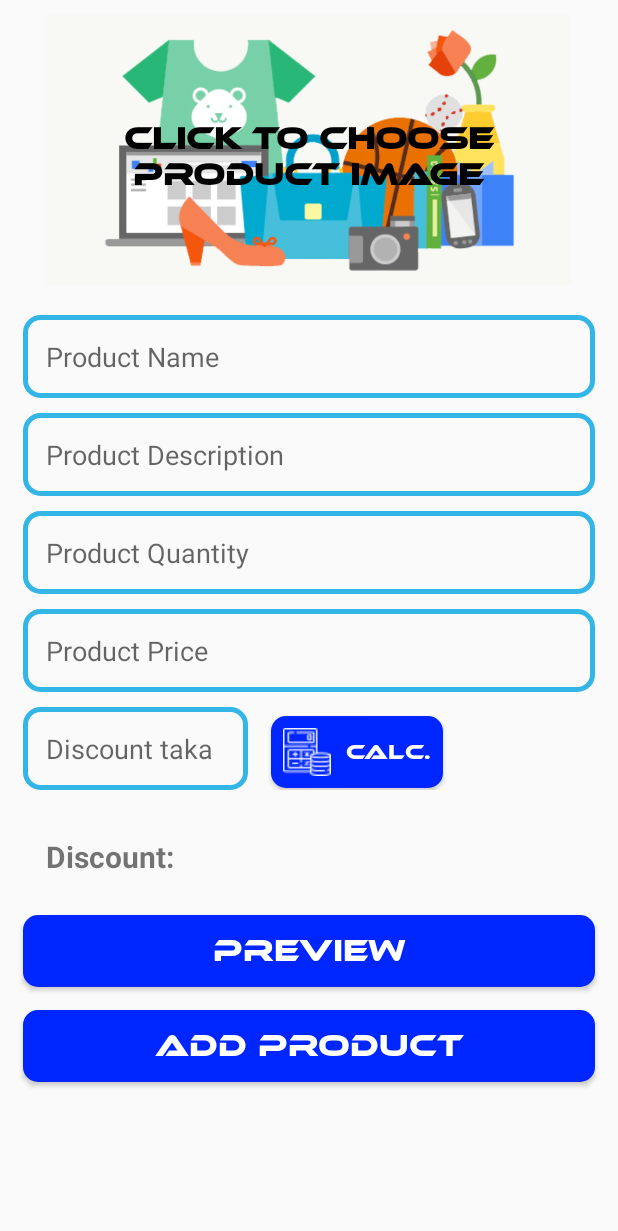
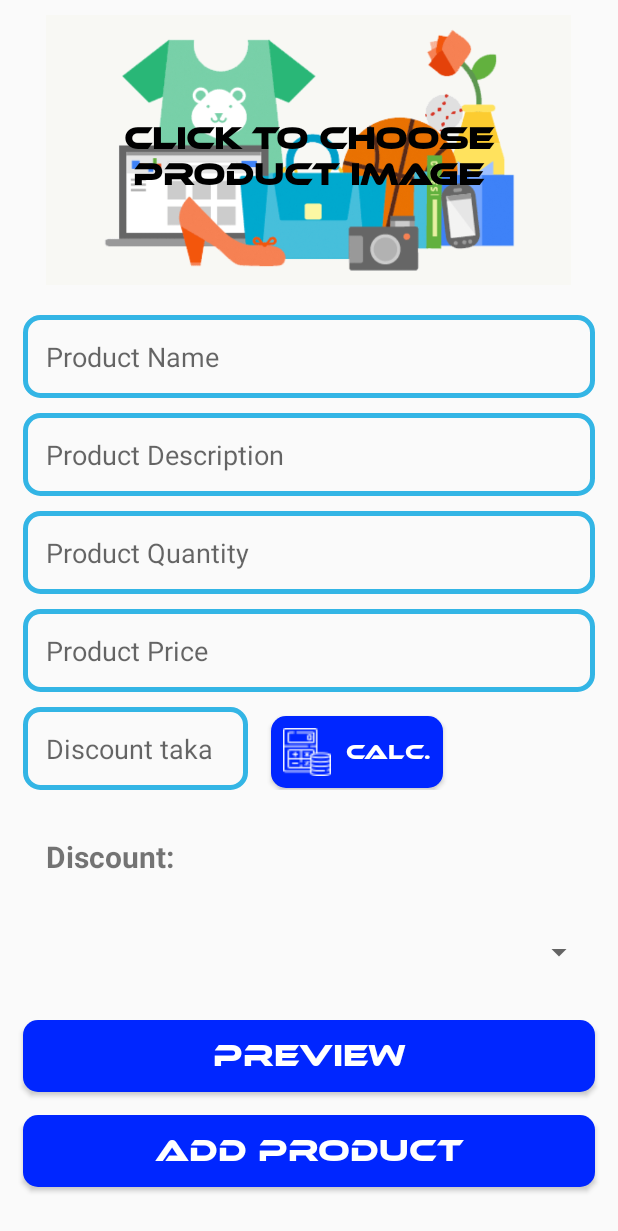
Before and after one commit to Amimul1234/OwoSuperAdmin, an Android app: the SingleProductAddActivity screen opened directly, with no data from a screen before it, on a phone screen of 412 x 824 dp. Shown: the top 1231 px of the screen. Run offline under Robolectric (Android 15) with nearby library versions, the phone set to English and light mode, and no system bars; our stand-ins replace Firebase (no records; nobody signed in at launch, a user with empty details on screens opened directly); pictures from the network do not load; 1 statement that could not run was skipped.

Commit message:
Gonna change sub_category to sql database.

```diff
--- a/app/src/main/java/com/owosuperadmin/owoshop/SingleProductAddActivity.java
+++ b/app/src/main/java/com/owosuperadmin/owoshop/SingleProductAddActivity.java
@@ -6,9 +6,11 @@ import android.net.Uri;
 import android.os.Bundle;
 import android.text.TextUtils;
 import android.view.View;
+import android.widget.ArrayAdapter;
 import android.widget.Button;
 import android.widget.EditText;
 import android.widget.ImageView;
+import android.widget.Spinner;
 import android.widget.TextView;
 import android.widget.Toast;
 
@@ -20,18 +22,25 @@ import com.google.android.gms.tasks.OnCompleteListener;
 import com.google.android.gms.tasks.OnFailureListener;
 import com.google.android.gms.tasks.OnSuccessListener;
 import com.google.android.gms.tasks.Task;
+import com.google.firebase.database.DataSnapshot;
+import com.google.firebase.database.DatabaseError;
 import com.google.firebase.database.DatabaseReference;
 import com.google.firebase.database.FirebaseDatabase;
+import com.google.firebase.database.ValueEventListener;
 import com.google.firebase.storage.FirebaseStorage;
 import com.google.firebase.storage.StorageReference;
 import com.google.firebase.storage.UploadTask;
 import com.owosuperadmin.Network.RetrofitClient;
+import com.owosuperadmin.model.Sub_categories;
+
 import org.json.JSONException;
 import org.json.JSONObject;
 
 import java.io.IOException;
 import java.text.SimpleDateFormat;
+import java.util.ArrayList;
 import java.util.Calendar;
+import java.util.List;
 
 import okhttp3.ResponseBody;
 import retrofit2.Call;
@@ -52,6 +61,14 @@ public class SingleProductAddActivity extends AppCompatActivity {
     private StorageReference ProductImagesRef;
     private DatabaseReference ProductsRef;
     private ProgressDialog loadingbar;
+
+    private List<String> sub_category_names = new ArrayList<>();
+
+    private Sub_categories sub_categories;
+
+    private Spinner sub_category_selection;
+
+    ArrayAdapter<String> adapter;
 
     @Override
     protected void onCreate(Bundle savedInstanceState) {
@@ -76,7 +93,7 @@ public class SingleProductAddActivity extends AppCompatActivity {
         product_quantity = findViewById(R.id.product_quantity);
 
         loadingbar = new ProgressDialog(this);
-
+        sub_category_selection = findViewById(R.id.sub_category_selector);
 
         preview_new_product.setOnClickListener(new View.OnClickListener() {// Have to give product preview
             @Override
@@ -372,4 +389,42 @@ public class SingleProductAddActivity extends AppCompatActivity {
         });
     }
 
+
+    @Override
+    protected void onStart() {
+        super.onStart();
+        DatabaseReference sub_cat_ref = FirebaseDatabase.getInstance().getReference();
+        sub_cat_ref.child("Categories").child(CategoryName).addListenerForSingleValueEvent(new ValueEventListener() {
+            @Override
+            public void onDataChange(@NonNull DataSnapshot snapshot) {
+                if(snapshot.exists())
+                {
+                    sub_categories = snapshot.getValue(Sub_categories.class);
+                    int size = sub_categories.getSub_categories().size();
+                    for(int i=0; i<size; i++)
+                    {
+                        sub_category_names.add(sub_categories.getSub_categories().get(i).get("Name"));
+                    }
+
+                    adapter = new ArrayAdapter<String>(getApplicationContext(),
+                            android.R.layout.simple_spinner_item, sub_category_names);
+                    adapter.setDropDownViewResource(android.R.layout.simple_spinner_dropdown_item);
+                    sub_category_selection.setAdapter(adapter);
+
+                }
+                else
+                {
+                    Toast.makeText(SingleProductAddActivity.this, "No sub category exists", Toast.LENGTH_SHORT).show();
+                }
+            }
+
+            @Override
+            public void onCancelled(@NonNull DatabaseError error) {
+                Toast.makeText(SingleProductAddActivity.this, error.getMessage(), Toast.LENGTH_SHORT).show();
+            }
+        });
+    }
+
+
+
 }
--- a/app/src/main/res/layout/activity_single_product_add.xml
+++ b/app/src/main/res/layout/activity_single_product_add.xml
@@ -174,12 +174,19 @@
         </LinearLayout>
 
 
+        <Spinner
+            android:id="@+id/sub_category_selector"
+            android:layout_width="match_parent"
+            android:layout_height="70dp"
+            android:layout_marginRight="15dp"
+            android:layout_marginLeft="15dp"
+            android:layout_below="@id/linear1"/>
 
         <Button
             android:id="@+id/preview_new_product"
             android:layout_width="match_parent"
             android:layout_height="wrap_content"
-            android:layout_below="@id/linear1"
+            android:layout_below="@id/sub_category_selector"
             android:layout_marginTop="10dp"
             android:text="Preview"
             android:fontFamily="@font/ethnocentric"
@@ -206,8 +213,5 @@
             android:textSize="20sp"
             android:textColor="@android:color/white"
             android:background="@drawable/buttons_blue"/>
-
-
-
     </RelativeLayout>
 </ScrollView>
```
